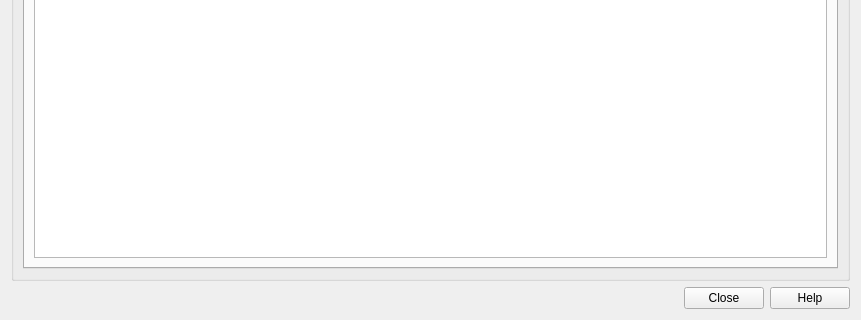
This is mod_check/forms/ui_file_check_dialog.ui in duncan-r/ModCheck as Qt 5 draws it before an edit; both pictures show x 0 to 861 and y 430 to 750 of the 861 by 750 pixel window. The edited form follows.
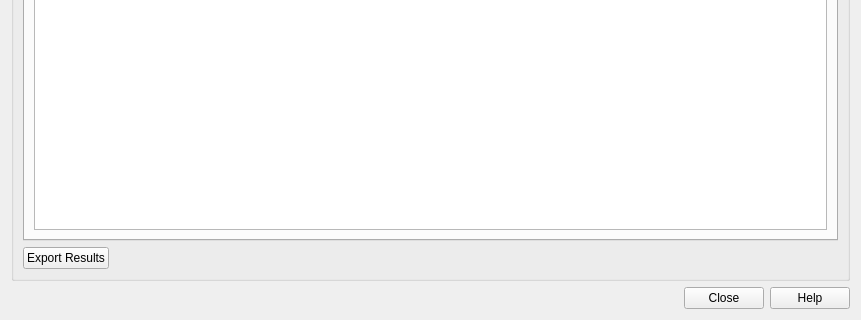
This is the edited form. Custom widgets are drawn as their Qt base class.

Commit message: File check refactor and add export results button.

```diff
--- a/mod_check/forms/ui_file_check_dialog.ui
+++ b/mod_check/forms/ui_file_check_dialog.ui
@@ -259,6 +259,30 @@
         </widget>
        </widget>
       </item>
+      <item>
+       <layout class="QHBoxLayout" name="horizontalLayout_3">
+        <item>
+         <widget class="QPushButton" name="exportResultsBtn">
+          <property name="text">
+           <string>Export Results</string>
+          </property>
+         </widget>
+        </item>
+        <item>
+         <spacer name="horizontalSpacer_2">
+          <property name="orientation">
+           <enum>Qt::Horizontal</enum>
+          </property>
+          <property name="sizeHint" stdset="0">
+           <size>
+            <width>40</width>
+            <height>20</height>
+           </size>
+          </property>
+         </spacer>
+        </item>
+       </layout>
+      </item>
      </layout>
     </widget>
    </item>
```
The commit also changes 24 other files.
